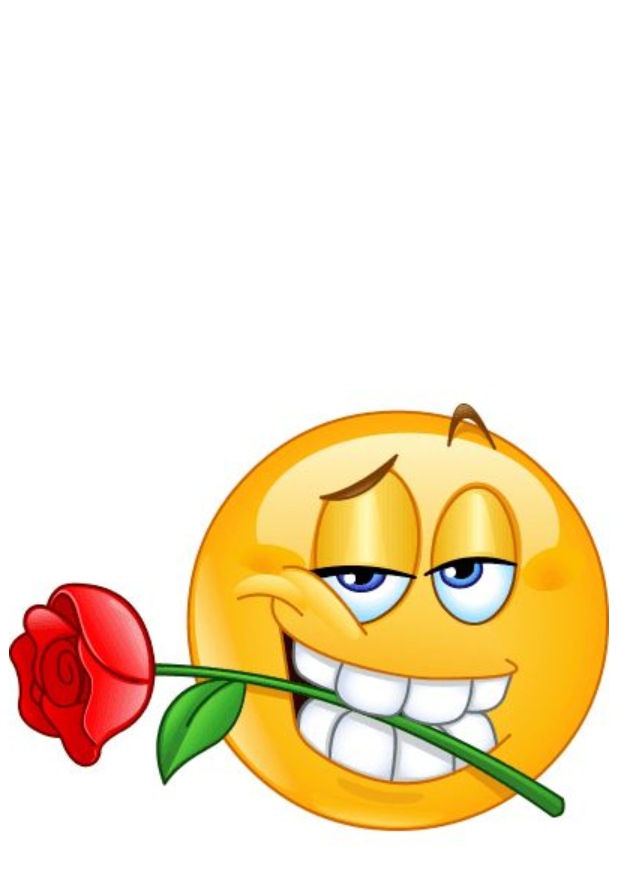
After one commit to SIXIVESS/Guardian-app, an Android app: the MenuActivity screen opened directly, with no data from a screen before it, on a phone screen of 412 x 824 dp. The commit adds this screen. Shown: the top 873 px of the screen. Run offline under Robolectric (Android 15) with nearby library versions, the phone set to English and light mode, and no system bars.

```diff
--- /dev/null
+++ b/app/src/main/java/mx/itson/edu/guardian/MenuActivity.kt
@@ -0,0 +1,11 @@
+package mx.itson.edu.guardian
+
+import android.os.Bundle
+import androidx.appcompat.app.AppCompatActivity
+
+class MenuActivity : AppCompatActivity() {
+    override fun onCreate(savedInstanceState: Bundle?) {
+        super.onCreate(savedInstanceState)
+        setContentView(R.layout.activity_menu)
+    }
+}
--- /dev/null
+++ b/app/src/main/java/mx/itson/edu/guardian/RegisterCompActivity.kt
@@ -0,0 +1,4 @@
+package mx.itson.edu.guardian
+
+class RegisterCompActivity {
+}
--- /dev/null
+++ b/app/src/main/res/layout/activity_menu.xml
@@ -0,0 +1,17 @@
+<?xml version="1.0" encoding="utf-8"?>
+<LinearLayout xmlns:android="http://schemas.android.com/apk/res/android"
+    xmlns:app="http://schemas.android.com/apk/res-auto"
+    xmlns:tools="http://schemas.android.com/tools"
+    android:layout_width="match_parent"
+    android:layout_height="match_parent"
+    android:gravity="center"
+    android:orientation="vertical"
+    android:background="@color/white"
+    tools:context=".MenuActivity">
+
+    <ImageView
+        android:id="@+id/imageView5"
+        android:layout_width="match_parent"
+        android:layout_height="wrap_content"
+        app:srcCompat="@drawable/prueba" />
+</LinearLayout>
--- a/app/src/main/res/layout/activity_registro_empresa.xml
+++ b/app/src/main/res/layout/activity_registro_empresa.xml
@@ -5,6 +5,7 @@
     android:orientation="vertical"
     android:layout_width="match_parent"
     android:layout_height="match_parent"
+    android:background="@color/white"
     tools:context=".MainActivity">
 
     <ImageView
--- a/app/src/main/res/values/colors.xml
+++ b/app/src/main/res/values/colors.xml
@@ -6,4 +6,7 @@
     <color name="supportColor">#E9C46A</color>
     <color name="extraColor">#E76F51</color>
     <color name="white">#FFFFFFFF</color>
+
+    <color name="statusBarColor">#2A9D8F</color>
+
 </resources>
--- a/app/src/main/res/values/themes.xml
+++ b/app/src/main/res/values/themes.xml
@@ -3,6 +3,8 @@
     <style name="Base.Theme.Guardian" parent="Theme.Material3.DayNight.NoActionBar">
         <!-- Customize your light theme here. -->
         <!-- <item name="colorPrimary">@color/my_light_primary</item> -->
+        <item name="android:statusBarColor">@color/primaryColor</item>
+
     </style>
 
     <style name="Theme.Guardian" parent="Base.Theme.Guardian" />
```
Also changed, not shown: app/src/main/AndroidManifest.xml (+16 -1 lines), app/src/main/java/mx/itson/edu/guardian/LoginActivity.kt (added, +27 -0 lines), app/src/main/java/mx/itson/edu/guardian/MainActivity.kt (+10 -0 lines), app/src/main/java/mx/itson/edu/guardian/RegisterActivity.kt (added, +21 -0 lines), app/src/main/res/layout/activity_login.xml (renamed from app/src/main/res/layout/activity_inicio.xml, +27 -28 lines), app/src/main/res/layout/activity_main.xml (+26 -6 lines), app/src/main/res/layout/activity_registro.xml (+5 -2 lines), app/src/main/res/drawable/logo.png, app/src/main/res/drawable/prueba.jpg (added).
